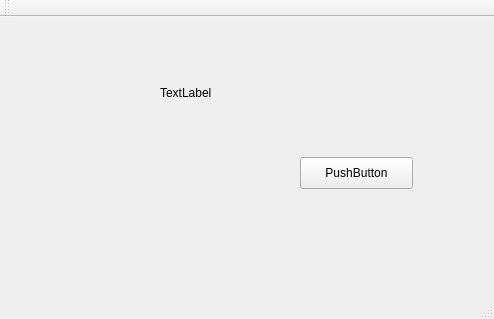
Old version of the form mainwindow.ui in the repository stefanmarjanovic/Comp.
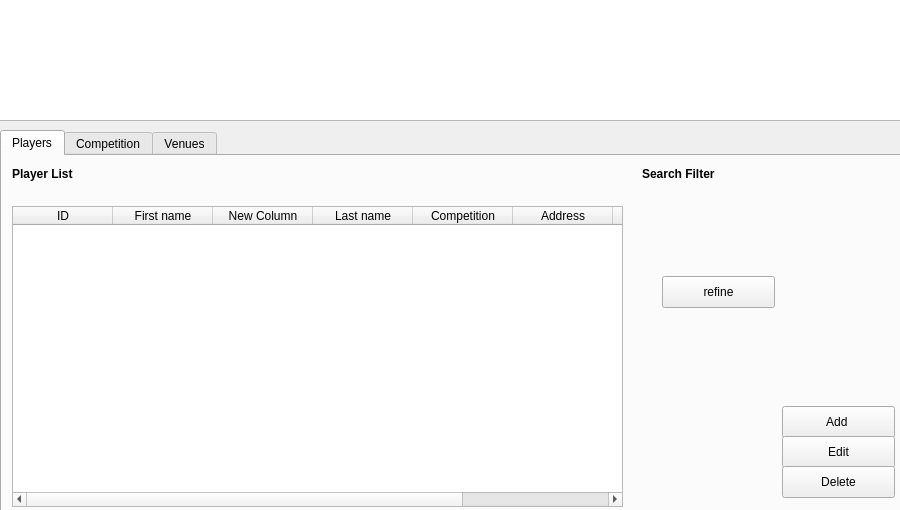
New version of the form. Icons and pictures are not drawn.

What changed in the file:
```diff
--- a/mainwindow.ui
+++ b/mainwindow.ui
@@ -6,60 +6,215 @@
    <rect>
     <x>0</x>
     <y>0</y>
-    <width>494</width>
-    <height>319</height>
+    <width>900</width>
+    <height>510</height>
    </rect>
   </property>
   <property name="windowTitle">
    <string>MainWindow</string>
   </property>
   <widget class="QWidget" name="centralWidget">
-   <widget class="QPushButton" name="pushButton">
+   <widget class="QGraphicsView" name="graphicsView">
     <property name="geometry">
      <rect>
-      <x>300</x>
-      <y>140</y>
-      <width>113</width>
-      <height>32</height>
+      <x>-10</x>
+      <y>-10</y>
+      <width>911</width>
+      <height>131</height>
      </rect>
     </property>
-    <property name="text">
-     <string>PushButton</string>
+    <property name="styleSheet">
+     <string notr="true">
+background-image: url(:/logo.png);</string>
     </property>
    </widget>
-   <widget class="QLabel" name="label">
+   <widget class="QTabWidget" name="tabWidget">
     <property name="geometry">
      <rect>
-      <x>160</x>
-      <y>30</y>
-      <width>221</width>
-      <height>91</height>
+      <x>0</x>
+      <y>130</y>
+      <width>901</width>
+      <height>391</height>
      </rect>
     </property>
-    <property name="text">
-     <string>TextLabel</string>
+    <property name="sizePolicy">
+     <sizepolicy hsizetype="Expanding" vsizetype="Expanding">
+      <horstretch>0</horstretch>
+      <verstretch>0</verstretch>
+     </sizepolicy>
     </property>
+    <property name="layoutDirection">
+     <enum>Qt::LeftToRight</enum>
+    </property>
+    <property name="tabPosition">
+     <enum>QTabWidget::North</enum>
+    </property>
+    <property name="tabShape">
+     <enum>QTabWidget::Rounded</enum>
+    </property>
+    <property name="currentIndex">
+     <number>0</number>
+    </property>
+    <property name="movable">
+     <bool>false</bool>
+    </property>
+    <widget class="QWidget" name="Players">
+     <attribute name="title">
+      <string>Players</string>
+     </attribute>
+     <widget class="QPushButton" name="playeAdButton">
+      <property name="geometry">
+       <rect>
+        <x>780</x>
+        <y>250</y>
+        <width>113</width>
+        <height>32</height>
+       </rect>
+      </property>
+      <property name="text">
+       <string>Add </string>
+      </property>
+     </widget>
+     <widget class="QPushButton" name="PlayerEditButton">
+      <property name="geometry">
+       <rect>
+        <x>780</x>
+        <y>280</y>
+        <width>113</width>
+        <height>32</height>
+       </rect>
+      </property>
+      <property name="text">
+       <string>Edit</string>
+      </property>
+     </widget>
+     <widget class="QPushButton" name="pushButton">
+      <property name="geometry">
+       <rect>
+        <x>780</x>
+        <y>310</y>
+        <width>113</width>
+        <height>32</height>
+       </rect>
+      </property>
+      <property name="text">
+       <string>Delete</string>
+      </property>
+     </widget>
+     <widget class="QLabel" name="label">
+      <property name="geometry">
+       <rect>
+        <x>640</x>
+        <y>10</y>
+        <width>81</width>
+        <height>16</height>
+       </rect>
+      </property>
+      <property name="font">
+       <font>
+        <weight>75</weight>
+        <bold>true</bold>
+       </font>
+      </property>
+      <property name="text">
+       <string>Search Filter</string>
+      </property>
+     </widget>
+     <widget class="QLabel" name="label_5">
+      <property name="geometry">
+       <rect>
+        <x>10</x>
+        <y>10</y>
+        <width>71</width>
+        <height>16</height>
+       </rect>
+      </property>
+      <property name="font">
+       <font>
+        <weight>75</weight>
+        <bold>true</bold>
+       </font>
+      </property>
+      <property name="text">
+       <string>Player List</string>
+      </property>
+     </widget>
+     <widget class="QTableWidget" name="tableWidget">
+      <property name="geometry">
+       <rect>
+        <x>10</x>
+        <y>50</y>
+        <width>611</width>
+        <height>301</height>
+       </rect>
+      </property>
+      <column>
+       <property name="text">
+        <string>ID</string>
+       </property>
+      </column>
+      <column>
+       <property name="text">
+        <string>First name</string>
+       </property>
+      </column>
+      <column>
+       <property name="text">
+        <string>New Column</string>
+       </property>
+      </column>
+      <column>
+       <property name="text">
+        <string>Last name</string>
+       </property>
+      </column>
+      <column>
+       <property name="text">
+        <string>Competition</string>
+       </property>
+      </column>
+      <column>
+       <property name="text">
+        <string>Address</string>
+       </property>
+      </column>
+      <column>
+       <property name="text">
+        <string>Paid</string>
+       </property>
+      </column>
+      <column>
+       <property name="text">
+        <string/>
+       </property>
+      </column>
+     </widget>
+     <widget class="QPushButton" name="Refine">
+      <property name="geometry">
+       <rect>
+        <x>660</x>
+        <y>120</y>
+        <width>113</width>
+        <height>32</height>
+       </rect>
+      </property>
+      <property name="text">
+       <string>refine</string>
+      </property>
+     </widget>
+    </widget>
+    <widget class="QWidget" name="Competition">
+     <attribute name="title">
+      <string>Competition</string>
+     </attribute>
+    </widget>
+    <widget class="QWidget" name="tab_3">
+     <attribute name="title">
+      <string>Venues</string>
+     </attribute>
+    </widget>
    </widget>
   </widget>
-  <widget class="QMenuBar" name="menuBar">
-   <property name="geometry">
-    <rect>
-     <x>0</x>
-     <y>0</y>
-     <width>494</width>
-     <height>22</height>
-    </rect>
-   </property>
-  </widget>
-  <widget class="QToolBar" name="mainToolBar">
-   <attribute name="toolBarArea">
-    <enum>TopToolBarArea</enum>
-   </attribute>
-   <attribute name="toolBarBreak">
-    <bool>false</bool>
-   </attribute>
-  </widget>
-  <widget class="QStatusBar" name="statusBar"/>
  </widget>
  <layoutdefault spacing="6" margin="11"/>
  <resources/>
```
